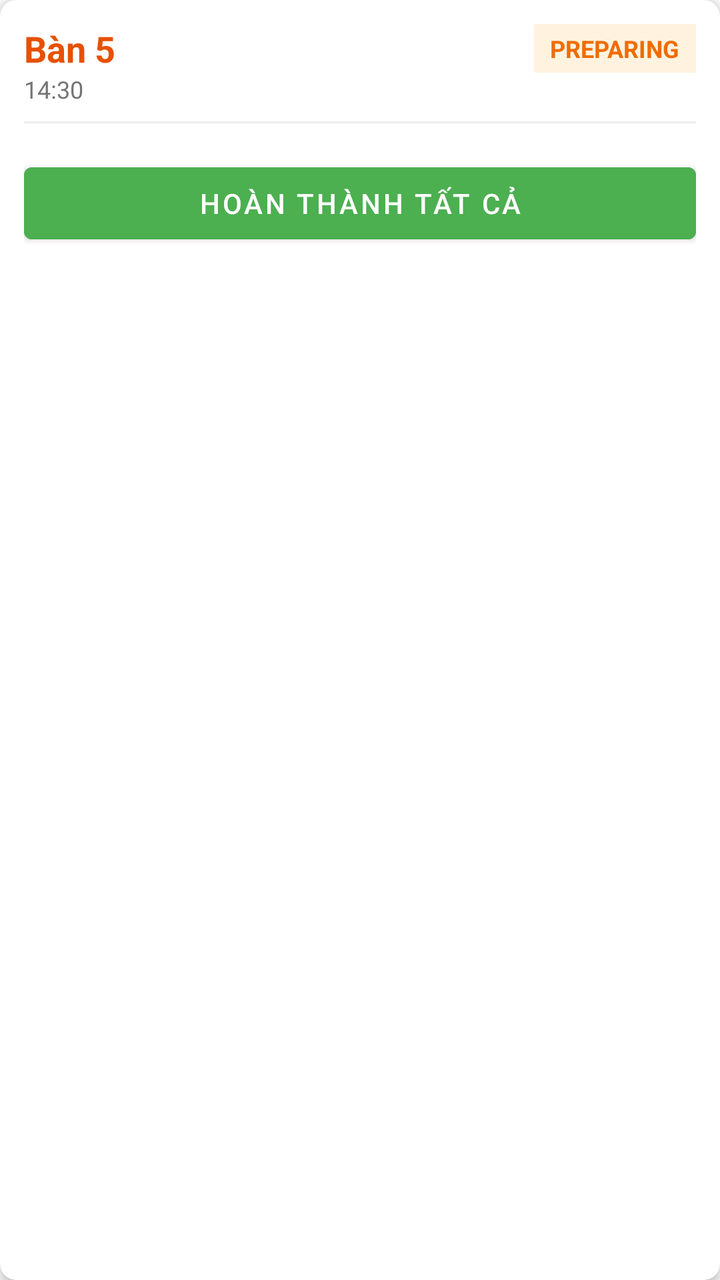
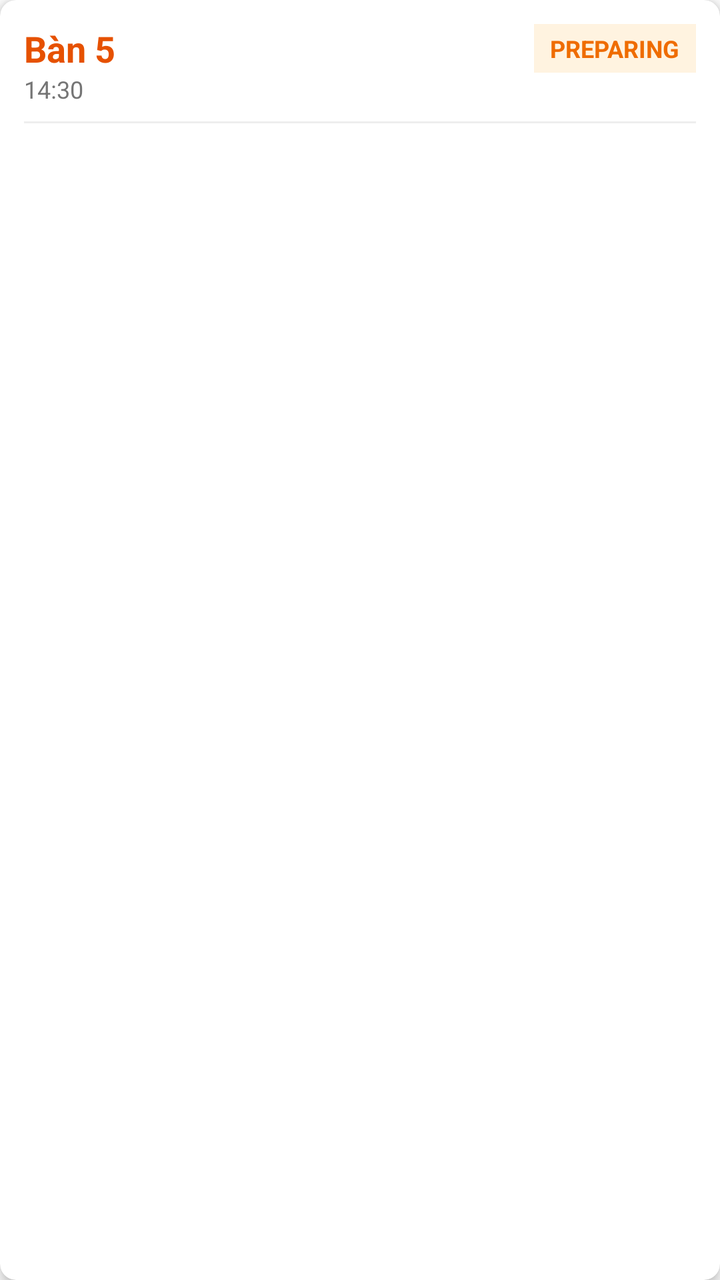

Before-and-after screenshots of an Android layout around one commit, followed by the original layout XML and the change that was made.
<!-- AndroidManifest.xml: application theme Theme.FE -->
<!-- res/layout/item_kitchen_order.xml -->
<?xml version="1.0" encoding="utf-8"?>
<androidx.cardview.widget.CardView xmlns:android="http://schemas.android.com/apk/res/android"
    xmlns:app="http://schemas.android.com/apk/res-auto"
    android:layout_width="match_parent"
    android:layout_height="wrap_content"
    android:layout_margin="8dp"
    app:cardCornerRadius="8dp"
    app:cardElevation="4dp">

    <LinearLayout
        android:layout_width="match_parent"
        android:layout_height="wrap_content"
        android:orientation="vertical"
        android:padding="12dp">

        <RelativeLayout
            android:layout_width="match_parent"
            android:layout_height="wrap_content">

            <TextView
                android:id="@+id/tvKitchenOrderTable"
                android:layout_width="wrap_content"
                android:layout_height="wrap_content"
                android:text="Bàn 5"
                android:textSize="18sp"
                android:textStyle="bold"
                android:textColor="#E65100" />

            <TextView
                android:id="@+id/tvKitchenOrderStatus"
                android:layout_width="wrap_content"
                android:layout_height="wrap_content"
                android:layout_alignParentEnd="true"
                android:background="#FFF3E0"
                android:paddingHorizontal="8dp"
                android:paddingVertical="4dp"
                android:text="PREPARING"
                android:textColor="#EF6C00"
                android:textSize="12sp"
                android:textStyle="bold" />
        </RelativeLayout>

        <TextView
            android:id="@+id/tvKitchenOrderTime"
            android:layout_width="wrap_content"
            android:layout_height="wrap_content"
            android:text="14:30"
            android:textSize="12sp"
            android:textColor="#757575"
            android:layout_marginBottom="8dp"/>

        <View
            android:layout_width="match_parent"
            android:layout_height="1dp"
            android:background="#EEEEEE"
            android:layout_marginBottom="8dp"/>

        <LinearLayout
            android:id="@+id/llKitchenItems"
            android:layout_width="match_parent"
            android:layout_height="wrap_content"
            android:orientation="vertical" />

        <Button
            android:id="@+id/btnKitchenReady"
            android:layout_width="match_parent"
            android:layout_height="wrap_content"
            android:layout_marginTop="8dp"
            android:text="HOÀN THÀNH TẤT CẢ"
            android:backgroundTint="#4CAF50"
            android:textColor="#FFFFFF"/>

    </LinearLayout>
</androidx.cardview.widget.CardView>
<!-- resources referenced by this layout -->
<resources>
  <style name="Theme.FE" parent="Theme.MaterialComponents.DayNight.NoActionBar">
          
          <item name="colorPrimary">@color/purple_500</item>
          <item name="colorPrimaryVariant">@color/purple_700</item>
          <item name="colorOnPrimary">@color/white</item>
          
          <item name="colorSecondary">@color/teal_200</item>
          <item name="colorSecondaryVariant">@color/teal_700</item>
          <item name="colorOnSecondary">@color/black</item>
          
          <item name="android:statusBarColor">?attr/colorPrimaryVariant</item>
      </style>
  <color name="purple_500">#FF6200EE</color>
  <color name="purple_700">#FF3700B3</color>
  <color name="white">#FFFFFFFF</color>
  <color name="teal_200">#FF03DAC5</color>
  <color name="teal_700">#FF018786</color>
  <color name="black">#FF000000</color>
</resources>

<!-- the commit's change to res/layout/item_kitchen_order.xml (unified diff, before → after) -->
@@ -61,14 +61,7 @@
             android:layout_height="wrap_content"
             android:orientation="vertical" />
 
-        <Button
-            android:id="@+id/btnKitchenReady"
-            android:layout_width="match_parent"
-            android:layout_height="wrap_content"
-            android:layout_marginTop="8dp"
-            android:text="HOÀN THÀNH TẤT CẢ"
-            android:backgroundTint="#4CAF50"
-            android:textColor="#FFFFFF"/>
+        
 
     </LinearLayout>
 </androidx.cardview.widget.CardView>
